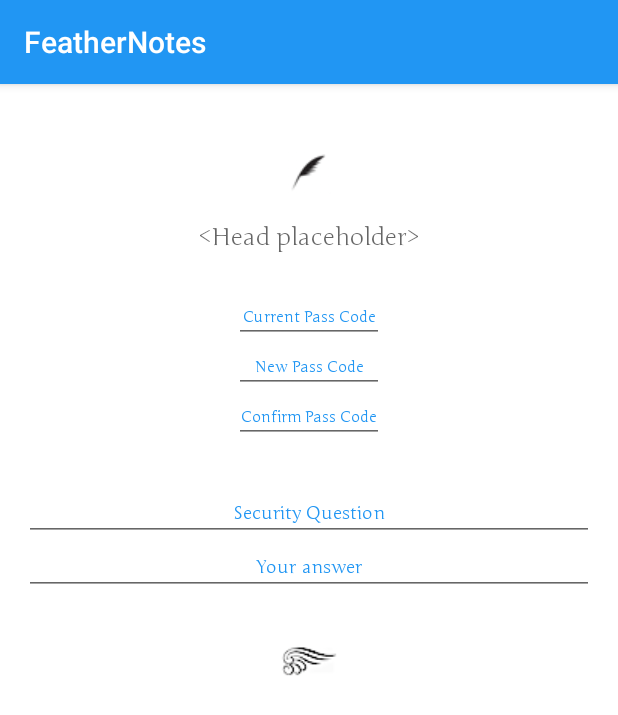
After one commit to thatsabhi22/feathernotes, an Android app: the PassCode screen opened directly, with no data from a screen before it, on a phone screen of 412 x 824 dp. The commit adds this screen. Shown: the top 715 px of the screen. Run offline under Robolectric (Android 15) with nearby library versions, the phone set to English and light mode, and no system bars.

Commit message:
- Primary dark and light color changed aligning to material design - Streamlined forgot password and change password screens - Authentication working - List Dialog  for passcode management - On Correct authentication of main activity, stack is cleared so on back press new authentication screen opens

```diff
--- a/app/src/main/AndroidManifest.xml
+++ b/app/src/main/AndroidManifest.xml
@@ -21,6 +21,7 @@
             android:theme="@style/AppTheme.NoActionBar">
             <intent-filter>
                 <action android:name="android.intent.action.MAIN" />
+
                 <category android:name="android.intent.category.LAUNCHER" />
             </intent-filter>
         </activity>
@@ -30,10 +31,12 @@
                 android:value="cook.cuu.feathernotes.MainActivity"
                 android:windowSoftInputMode="stateAlwaysVisible" />
         </activity>
-        <activity android:name=".Auth"
+        <activity
+            android:name=".Auth"
             android:theme="@style/AppTheme.NoActionBar">
             <category android:name="android.intent.category.HOME" />
         </activity>
+        <activity android:name=".PassCode"></activity>
     </application>
 
 </manifest>
--- /dev/null
+++ b/app/src/main/java/cook/cuu/feathernotes/PassCode.java
@@ -0,0 +1,94 @@
+package cook.cuu.feathernotes;
+
+import android.content.Intent;
+import android.database.Cursor;
+import android.support.v7.app.AppCompatActivity;
+import android.os.Bundle;
+import android.transition.Visibility;
+import android.view.View;
+import android.widget.EditText;
+import android.widget.TextView;
+
+public class PassCode extends AppCompatActivity {
+
+    //action = 1 -> Forgot PassCode
+    //action = 2 -> Change PassCode
+
+    int action = 0;
+    String hintAnswer,hintQuestion;
+    TextView passCodeHead;
+    EditText changePassCodeET,cfmChangePassCodeET,currentPassCodeET,securityQuestionET,securityAnswerET;
+
+    @Override
+    protected void onCreate(Bundle savedInstanceState) {
+        super.onCreate(savedInstanceState);
+        setContentView(R.layout.activity_pass_code);
+        Intent it           =   getIntent();
+        action              =   it.getIntExtra("action", -1);
+        passCodeHead        =   (TextView) findViewById(R.id.passCodeTextView);
+        changePassCodeET    =   (EditText) findViewById(R.id.changePassCode);
+        cfmChangePassCodeET =   (EditText) findViewById(R.id.confirmChangePassCode);
+        currentPassCodeET   =   (EditText) findViewById(R.id.currentPassCode);
+        securityQuestionET  =   (EditText) findViewById(R.id.securityQuestion);
+        securityAnswerET    =   (EditText) findViewById(R.id.securityAnswer);
+
+        passCodeHead.setTypeface(SplashScreen.typeface);
+        changePassCodeET.setTypeface(SplashScreen.typeface);
+        cfmChangePassCodeET.setTypeface(SplashScreen.typeface);
+        currentPassCodeET.setTypeface(SplashScreen.typeface);
+        securityAnswerET.setTypeface(SplashScreen.typeface);
+        securityQuestionET.setTypeface(SplashScreen.typeface);
+
+        if(action == 0){
+            passCodeHead.setText("Forgot Passcode");
+            changePassCodeET.setVisibility(View.GONE);
+            cfmChangePassCodeET.setVisibility(View.GONE);
+            currentPassCodeET.setVisibility(View.GONE);
+            securityQuestionET.setNextFocusDownId(R.id.hintAnswer);
+            securityAnswerET.setNextFocusDownId(R.id.changePassCodeButton);
+
+
+            Cursor c = MainActivity.notesDB.rawQuery("SELECT id,hintQuestion,hintAnswer from users;", null);
+            int count = c.getCount();
+//            c.close();
+            if (count > 0) {
+//              int userIdIndex         = c.getColumnIndex("id");
+                int hintQuestionIndex   = c.getColumnIndex("hintQuestion");
+                int hintAnswerIndex     = c.getColumnIndex("hintAnswer");
+
+                c.moveToFirst();
+                c.getString(hintQuestionIndex);
+                hintQuestion    =   c.getString(hintQuestionIndex);
+                hintAnswer      =   c.getString(hintAnswerIndex);
+
+            }
+//            securityQuestion    =   String.valueOf(securityQuestionET.getText());
+//            securityAnswer      =   String.valueOf(securityAnswerET.getText());
+            securityQuestionET.setText(hintQuestion);
+        }
+        else if(action == 1){
+            passCodeHead.setText("Change Passcode");
+            securityQuestionET.setVisibility(View.GONE);
+            securityAnswerET.setVisibility(View.GONE);
+        }
+
+
+    }
+
+    public void changePassCode(View view){
+
+        String currentPassCode,changePassCode,cfmChangePassCode,securityQuestion,securityAnswer;
+
+        if(action == 0){
+        }
+        else if(action == 1){
+            currentPassCode     =   String.valueOf(currentPassCodeET.getText());
+            changePassCode      =   String.valueOf(changePassCodeET.getText());
+            cfmChangePassCode   =   String.valueOf(cfmChangePassCodeET.getText());
+        }
+
+
+
+
+    }
+}
--- a/app/src/main/java/cook/cuu/feathernotes/ListDialogClass.java
+++ b/app/src/main/java/cook/cuu/feathernotes/SecQListDialog.java
@@ -11,7 +11,7 @@ import android.widget.Toast;
 /**
  * Created by aviator on 18/01/16.
  */
-public class ListDialogClass extends DialogFragment {
+public class SecQListDialog extends DialogFragment {
     String[] questionsArray;
     @Override
     public Dialog onCreateDialog(Bundle savedInstanceState) {
--- /dev/null
+++ b/app/src/main/res/layout/activity_pass_code.xml
@@ -0,0 +1,122 @@
+<?xml version="1.0" encoding="utf-8"?>
+<RelativeLayout xmlns:android="http://schemas.android.com/apk/res/android"
+    xmlns:tools="http://schemas.android.com/tools"
+    android:layout_width="match_parent"
+    android:layout_height="match_parent"
+    android:paddingBottom="@dimen/activity_vertical_margin"
+    android:paddingLeft="@dimen/activity_horizontal_margin"
+    android:paddingRight="@dimen/activity_horizontal_margin"
+    android:paddingTop="@dimen/activity_vertical_margin"
+    tools:context="cook.cuu.feathernotes.PassCode"
+    android:background="#ffffff"
+    android:focusable="false"
+    android:focusableInTouchMode="true">
+
+    <cook.cuu.feathernotes.MyCustomTextView
+        android:layout_width="wrap_content"
+        android:layout_height="wrap_content"
+        android:textAppearance="?android:attr/textAppearanceMedium"
+        android:text="&lt;Head placeholder>"
+        android:id="@+id/passCodeTextView"
+        android:layout_marginTop="76dp"
+        android:layout_alignParentTop="true"
+        android:layout_centerHorizontal="true"
+        android:textSize="16sp" />
+
+    <EditText
+        android:layout_width="wrap_content"
+        android:layout_height="wrap_content"
+        android:id="@+id/changePassCode"
+        android:minWidth="100dp"
+        android:maxLength="4"
+        android:gravity="center_horizontal"
+        android:hint="New Pass Code"
+        android:textSize="10sp"
+        android:maxLines="1"
+        android:password="true"
+        android:textColorHint="@color/colorPrimary"
+        android:layout_below="@+id/currentPassCode"
+        android:layout_centerHorizontal="true"
+        android:inputType="numberPassword" />
+
+    <EditText
+        android:layout_width="wrap_content"
+        android:layout_height="wrap_content"
+        android:id="@+id/confirmChangePassCode"
+        android:minWidth="100dp"
+        android:maxLength="4"
+        android:gravity="center_horizontal"
+        android:hint="Confirm Pass Code"
+        android:textSize="10sp"
+        android:maxLines="1"
+        android:password="true"
+        android:textColorHint="@color/colorPrimary"
+        android:textIsSelectable="false"
+        android:layout_below="@+id/changePassCode"
+        android:layout_centerHorizontal="true"
+        android:inputType="numberPassword" />
+
+    <ImageView
+        android:layout_width="wrap_content"
+        android:layout_height="wrap_content"
+        android:id="@+id/passCodeLogo"
+        android:layout_alignParentTop="true"
+        android:layout_centerHorizontal="true"
+        android:layout_marginTop="28dp"
+        android:src="@drawable/logo_small" />
+
+    <EditText
+        android:layout_width="wrap_content"
+        android:layout_height="wrap_content"
+        android:id="@+id/currentPassCode"
+        android:minWidth="100dp"
+        android:hint="Current Pass Code"
+        android:password="true"
+        android:textSize="10sp"
+        android:maxLength="4"
+        android:maxLines="1"
+        android:textColorHint="@color/colorPrimary"
+        android:layout_marginTop="27dp"
+        android:layout_below="@+id/passCodeTextView"
+        android:layout_centerHorizontal="true"
+        android:inputType="numberPassword"
+        android:gravity="center_horizontal" />
+
+    <ImageButton
+        android:layout_width="wrap_content"
+        android:layout_height="wrap_content"
+        android:id="@+id/changePassCodeButton"
+        android:src="@drawable/enter_small"
+        android:onClick="changePassCode"
+        android:background="#ffffff"
+        android:layout_marginTop="32dp"
+        android:layout_below="@+id/securityAnswer"
+        android:layout_centerHorizontal="true" />
+
+    <EditText
+        android:layout_width="match_parent"
+        android:layout_height="wrap_content"
+        android:id="@+id/securityQuestion"
+        android:maxLines="2"
+        android:textSize="12sp"
+        android:hint="Security Question"
+        android:gravity="center_horizontal"
+        android:textColorHint="@color/colorPrimary"
+        android:layout_below="@+id/confirmChangePassCode"
+        android:layout_alignParentLeft="true"
+        android:layout_alignParentStart="true"
+        android:layout_marginTop="29dp"
+        android:focusable="false" />
+
+    <EditText
+        android:layout_width="match_parent"
+        android:layout_height="wrap_content"
+        android:id="@+id/securityAnswer"
+        android:layout_below="@+id/securityQuestion"
+        android:layout_centerHorizontal="true"
+        android:hint="Your answer"
+        android:gravity="center_horizontal"
+        android:textSize="12sp"
+        android:textColorHint="@color/colorPrimary"
+        android:singleLine="true" />
+</RelativeLayout>
--- a/app/src/main/res/values/colors.xml
+++ b/app/src/main/res/values/colors.xml
@@ -1,6 +1,8 @@
 <?xml version="1.0" encoding="utf-8"?>
 <resources>
-    <color name="colorPrimary">#3F51B5</color>
-    <color name="colorPrimaryDark">#303F9F</color>
-    <color name="colorAccent">#FF4081</color>
+    <!--<color name="colorPrimary">#3F51B5</color>-->
+    <color name="colorPrimary">#2196F3</color>
+    <color name="colorPrimaryDark">#1976D2</color>
+    <color name="colorAccent">#795548</color>
+    <color name="colorPrimaryLight">#BBDEFB</color>
 </resources>
--- a/app/src/main/res/values/strings.xml
+++ b/app/src/main/res/values/strings.xml
@@ -18,4 +18,9 @@
         <item>What is your School Name?</item>
     </string-array>
 
+    <string-array name="passCodeActions">
+        <item>Forgot Passcode</item>
+        <item>Change Passcode</item>
+    </string-array>
+
 </resources>
```
Also changed, not shown: app/src/main/java/cook/cuu/feathernotes/Auth.java (+40 -13 lines), app/src/main/java/cook/cuu/feathernotes/MainActivity.java (+7 -2 lines), app/src/main/java/cook/cuu/feathernotes/PassCodeActionListDialog.java (added, +49 -0 lines), app/src/main/res/layout/activity_auth.xml (+4 -3 lines), app/src/main/res/drawable/enter_small.png (added).
